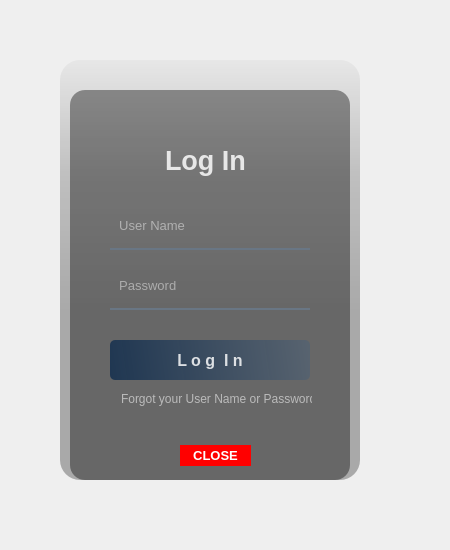
First picture: the form in login.ui, repository evanskosgei/new_anpr, before the edit.
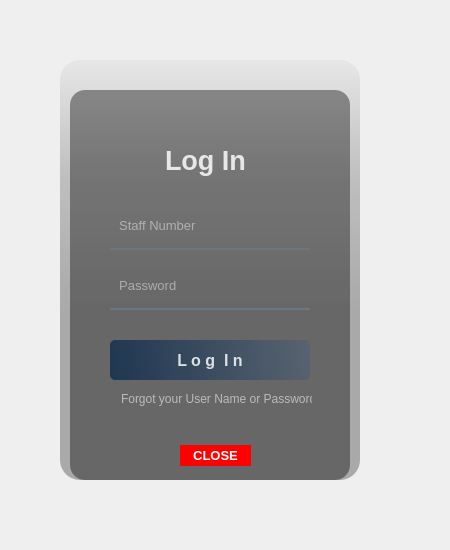
Second picture: the form after the edit. Icons and pictures are not drawn.

```diff
--- a/login.ui
+++ b/login.ui
@@ -146,7 +146,7 @@
 padding-bottom:7px;</string>
     </property>
     <property name="placeholderText">
-     <string>  User Name</string>
+     <string>  Staff Number</string>
     </property>
    </widget>
    <widget class="QLineEdit" name="lineEdit_2">
```
